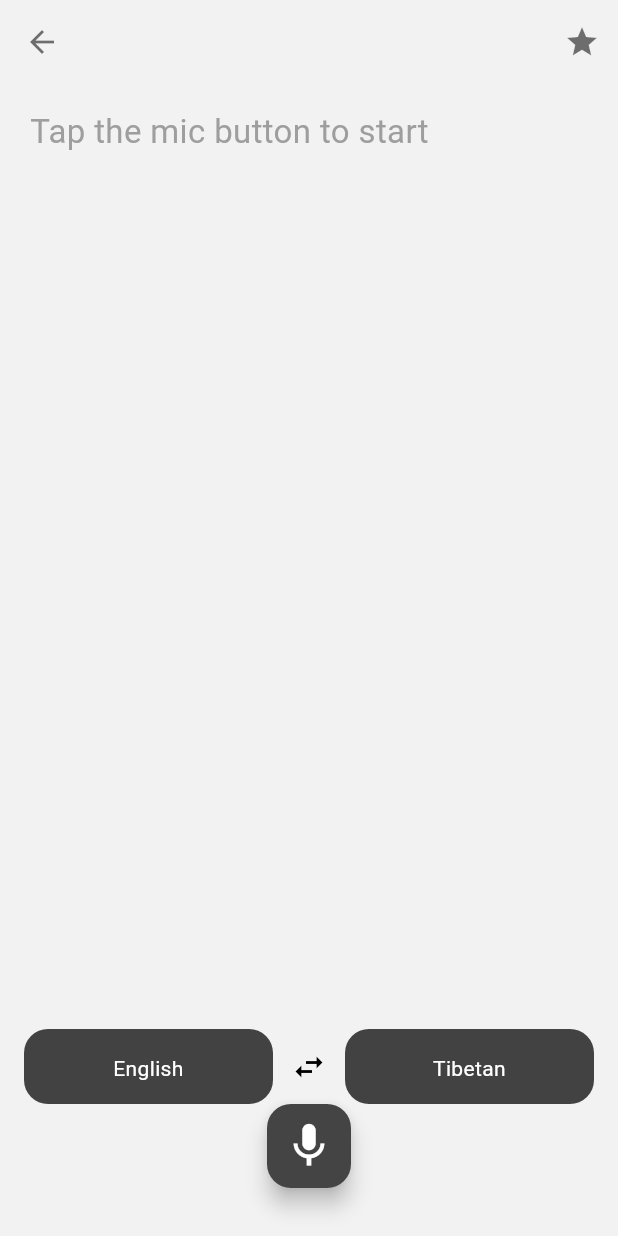
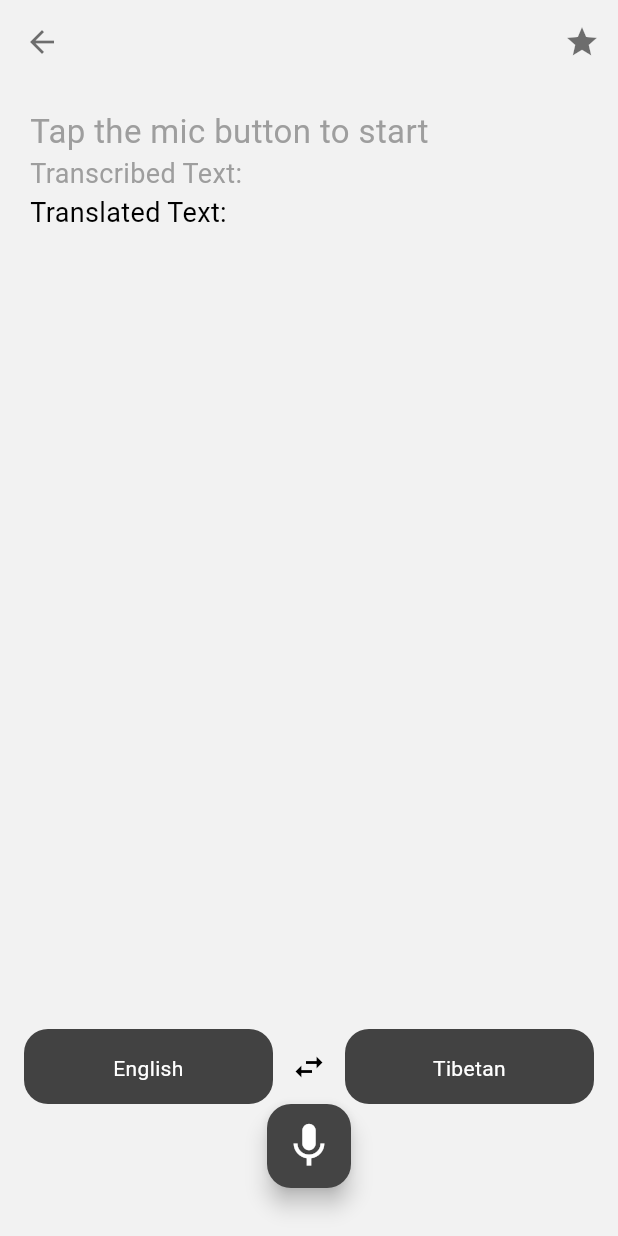
Before and after one commit to OpenPecha/monlamai-app, a Flutter app: the TranscribingScreen screen opened directly, on a phone screen of 412 x 824 dp. Run offline on Flutter 3.47's test engine with Material 3 defaults, Android fonts, the light colour scheme and no system bars; our stand-ins replace camera, flutter_dotenv, flutter_riverpod, flutter_tts, permission_handler; missing offline and left inert: audio_session, flutter_sound; statements that could not run were skipped.

Commit message:
feat: added file upload, stt service and transcribed and transalted

```diff
--- a/lib/screens/home.dart
+++ b/lib/screens/home.dart
@@ -3,7 +3,6 @@ import 'package:monlamai_app/screens/conversation.dart';
 import 'package:monlamai_app/screens/favorites.dart';
 import 'package:monlamai_app/screens/ocr_screen.dart';
 import 'package:monlamai_app/screens/settings.dart';
-import 'package:monlamai_app/screens/simple_recorder.dart';
 import 'package:monlamai_app/screens/transcribing.dart';
 import 'package:monlamai_app/screens/translation.dart';
 import 'package:monlamai_app/widgets/language_toggle.dart';
--- a/lib/screens/transcribing.dart
+++ b/lib/screens/transcribing.dart
@@ -11,11 +11,35 @@ class TranscribingScreen extends StatefulWidget {
 
 class _TranscribingScreenState extends State<TranscribingScreen> {
   bool _isRecording = false;
+  bool _isLoading = false;
+  String _transcribedText = '';
+  String _translatedText = '';
 
   void toggleRecording() {
     // Handle recording toggle
     setState(() {
       _isRecording = !_isRecording;
+    });
+  }
+
+  void toggleLoading(bool loading) {
+    // Handle loading state
+    setState(() {
+      _isLoading = loading;
+    });
+  }
+
+  void setTranscribedText(String text) {
+    // Handle transcribed text
+    setState(() {
+      _transcribedText = text;
+    });
+  }
+
+  void setTranslatedText(String text) {
+    // Handle translated text
+    setState(() {
+      _translatedText = text;
     });
   }
 
@@ -49,7 +73,7 @@ class _TranscribingScreenState extends State<TranscribingScreen> {
           child: Column(
             crossAxisAlignment: CrossAxisAlignment.start,
             children: [
-              _isRecording
+              _isRecording && !_isLoading
                   ? const Text(
                       'Listening ....',
                       style: TextStyle(
@@ -64,6 +88,32 @@ class _TranscribingScreenState extends State<TranscribingScreen> {
                         color: Colors.grey,
                       ),
                     ),
+              !_isRecording && _isLoading
+                  ? const Text(
+                      'Loading ...',
+                      style: TextStyle(
+                        fontSize: 22,
+                        color: Colors.grey,
+                      ),
+                    )
+                  : Column(
+                      crossAxisAlignment: CrossAxisAlignment.start,
+                      children: [
+                        Text(
+                          'Transcribed Text: $_transcribedText',
+                          style: const TextStyle(
+                            fontSize: 18,
+                            color: Colors.grey,
+                          ),
+                        ),
+                        Text(
+                          "Translated Text: $_translatedText",
+                          style: const TextStyle(
+                            fontSize: 18,
+                          ),
+                        ),
+                      ],
+                    ),
             ],
           ),
         ),
@@ -75,6 +125,9 @@ class _TranscribingScreenState extends State<TranscribingScreen> {
           AudioRecordingWidget(
             isRecording: _isRecording,
             toggleRecording: toggleRecording,
+            toggleLoading: toggleLoading,
+            setTranscribedText: setTranscribedText,
+            setTranslatedText: setTranslatedText,
           ),
         ]),
       ),
--- a/lib/widgets/audio_recording.dart
+++ b/lib/widgets/audio_recording.dart
@@ -2,18 +2,29 @@ import 'dart:developer';
 import 'dart:io';
 import 'package:flutter/material.dart';
 import 'package:flutter_sound/flutter_sound.dart';
+import 'package:monlamai_app/services/file_upload.dart';
+import 'package:monlamai_app/services/stt_service.dart';
+import 'package:monlamai_app/services/translation_service.dart';
 import 'package:path_provider/path_provider.dart';
 import 'package:permission_handler/permission_handler.dart';
 import 'package:uuid/uuid.dart';
 import 'package:audio_session/audio_session.dart';
 
 class AudioRecordingWidget extends StatefulWidget {
-  const AudioRecordingWidget(
-      {Key? key, required this.isRecording, required this.toggleRecording})
-      : super(key: key);
+  const AudioRecordingWidget({
+    Key? key,
+    required this.isRecording,
+    required this.toggleRecording,
+    required this.toggleLoading,
+    required this.setTranscribedText,
+    required this.setTranslatedText,
+  }) : super(key: key);
 
   final bool isRecording;
   final Function toggleRecording;
+  final Function toggleLoading;
+  final Function setTranscribedText;
+  final Function setTranslatedText;
 
   @override
   State<AudioRecordingWidget> createState() => _AudioRecordingWidgetState();
@@ -23,6 +34,9 @@ class _AudioRecordingWidgetState extends State<AudioRecordingWidget> {
   FlutterSoundRecorder? _recorder = FlutterSoundRecorder();
   String _audioPath = '';
   bool _recorderIsInited = false;
+  final FileUpload _fileUpload = FileUpload();
+  final SttService _sttService = SttService();
+  final TranslationService _translationService = TranslationService();
 
   @override
   void initState() {
@@ -144,8 +158,50 @@ class _AudioRecordingWidgetState extends State<AudioRecordingWidget> {
       return;
     }
 
+    widget.toggleLoading(true);
+
     try {
       // send the audio file to the server
+      Map<String, dynamic> uploadResult = await _fileUpload.uploadFile(
+        filePath: _audioPath,
+      );
+
+      if (uploadResult['success'] == true) {
+        log("Audio file uploaded successfully: ${uploadResult['file_url']}");
+        String audioUrl = uploadResult['file_url'];
+
+        // send the audio file URL to the STT service
+        Map<String, dynamic> sttResult = await _sttService.fetchTextFromAudio(
+          audioUrl: audioUrl,
+          language: "en",
+        );
+
+        if (sttResult['success'] == true) {
+          log("Transcribed text: ${sttResult['output']}");
+          String transcribedText = sttResult['output'];
+          widget.setTranscribedText(transcribedText);
+
+          Map<String, dynamic> translationResult =
+              await _translationService.translateText(
+            transcribedText,
+            "bo",
+          );
+
+          if (translationResult['success'] == true) {
+            log("Translated text: ${translationResult['translatedText']}");
+            String translatedText = translationResult['translatedText'];
+
+            widget.toggleLoading(false);
+            widget.setTranslatedText(translatedText);
+          } else {
+            log("Error translating text: ${translationResult['error']}");
+          }
+        } else {
+          log("Error transcribing audio: ${sttResult['error']}");
+        }
+      } else {
+        log("Error uploading audio file: ${uploadResult['error']}");
+      }
 
       // For example:
       log("Audio file ready for upload: $_audioPath");
```
Also changed, not shown: lib/services/file_upload.dart (added, +54 -0 lines), lib/services/stt_service.dart (added, +59 -0 lines), lib/services/translation_service.dart (+17 -32 lines).
